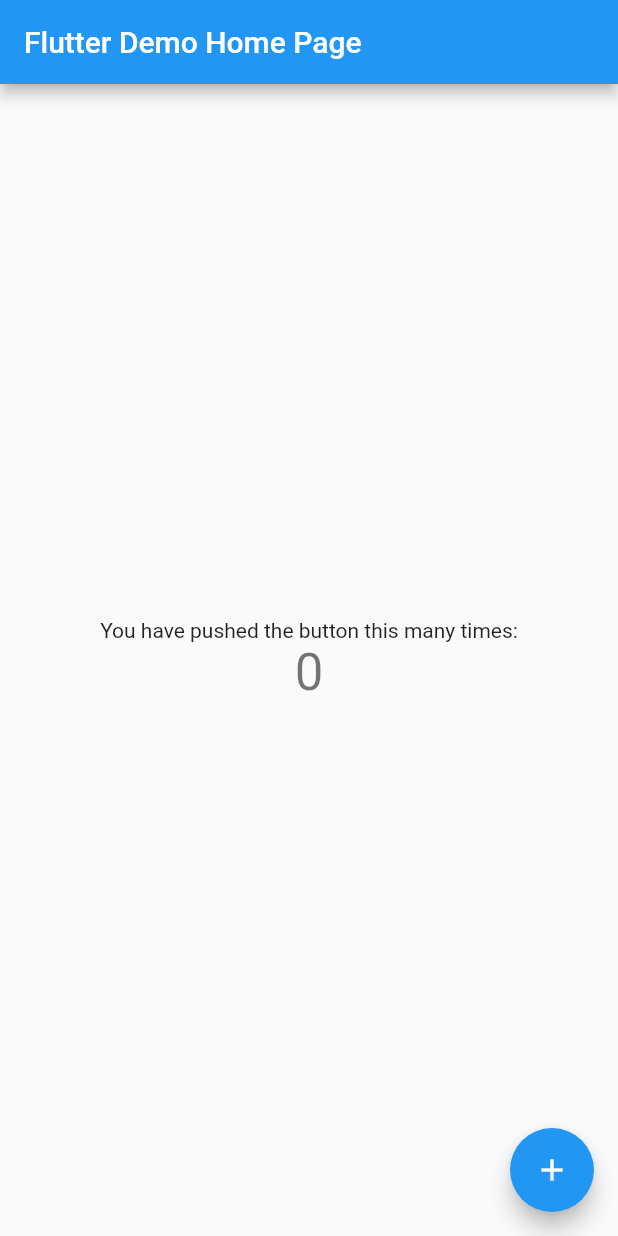
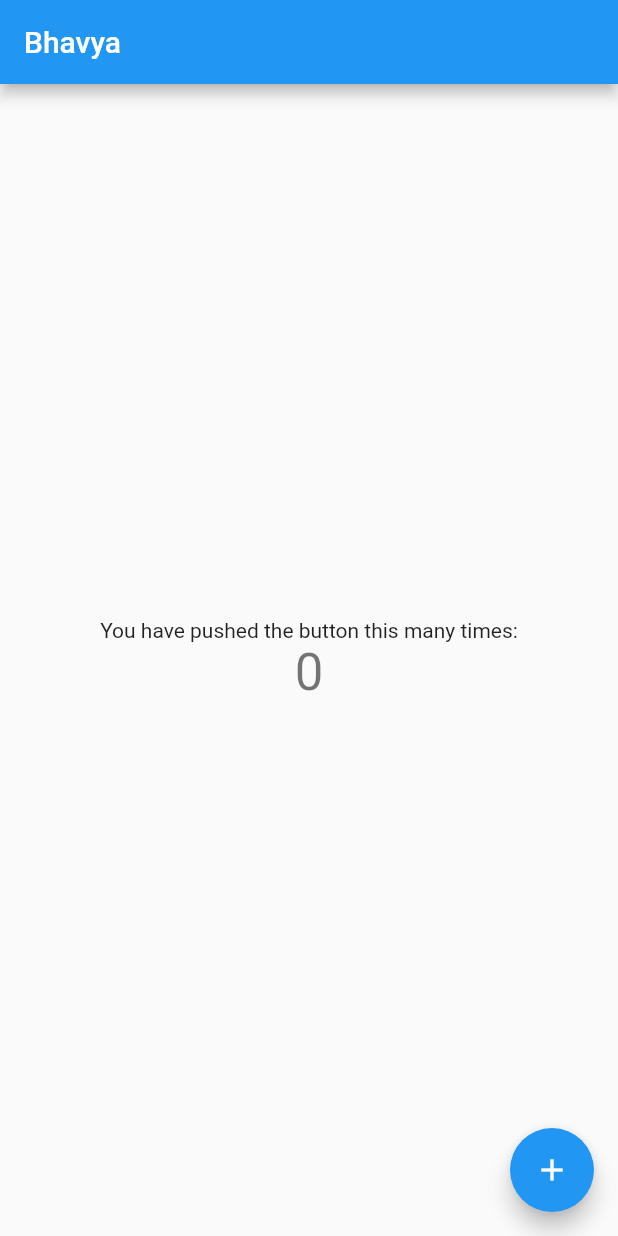
Before and after one commit to kcs-prempanchal/git_project_demo, a Flutter app: the screen it shows after launch, on a phone screen of 412 x 824 dp. Run offline on Flutter 3.47's test engine with Material 2 defaults, Android fonts, the phone set to English and light mode, and no system bars.

Commit message:
Update main.dart
updated

```diff
--- a/github_demo_prem/lib/main.dart
+++ b/github_demo_prem/lib/main.dart
@@ -16,7 +16,7 @@ class MyApp extends StatelessWidget {
 
         primarySwatch: Colors.blue,
       ),
-      home: const MyHomePage(title: 'Flutter Demo Home Page'),
+      home: const MyHomePage(title: 'Bhavya'),
     );
   }
 }
```
